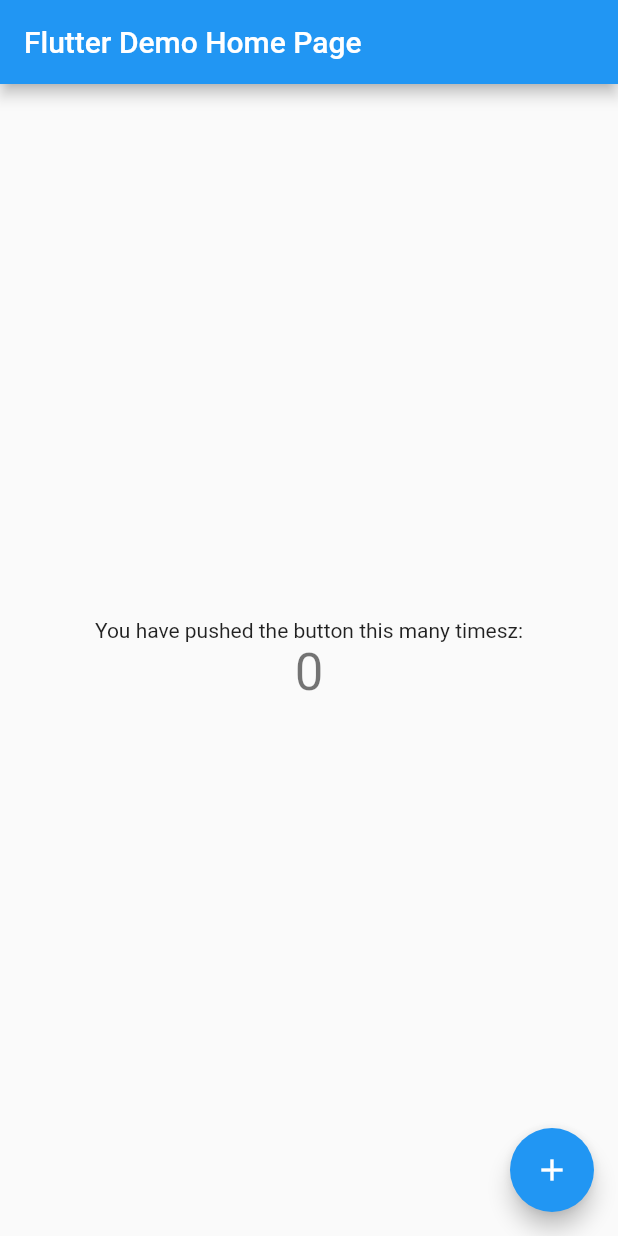
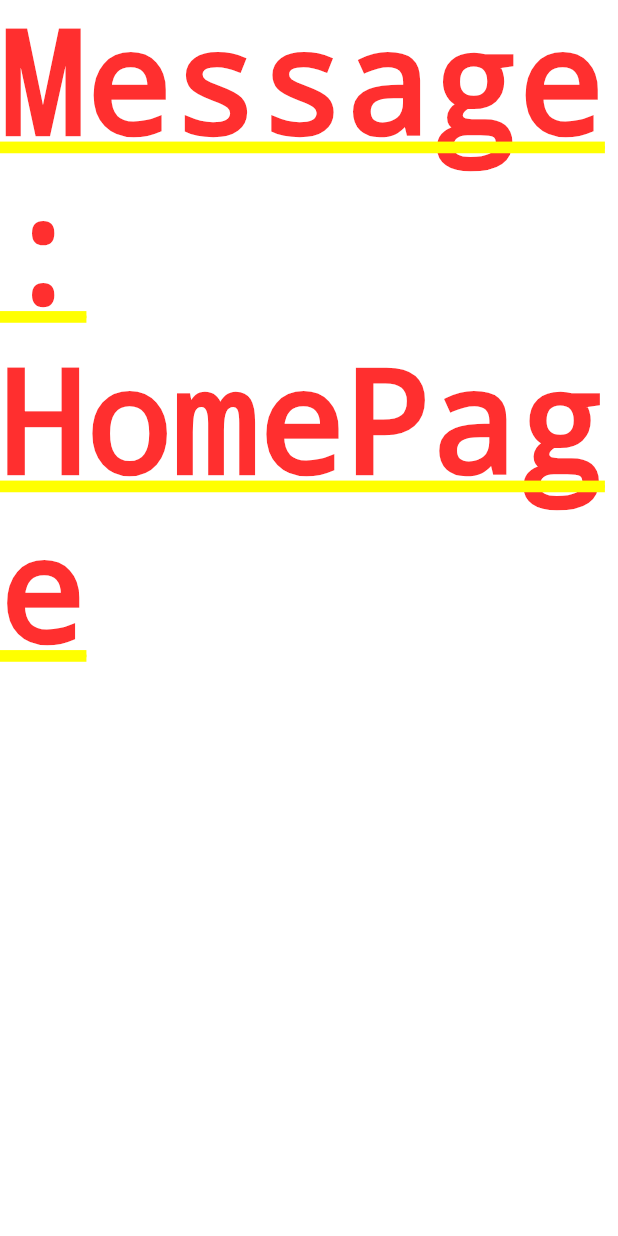
Before and after one commit to yaosatoshi/flutter_samples, a Flutter app: the screen it shows after launch, on a phone screen of 412 x 824 dp. Run offline on Flutter 3.47's test engine with Material 2 defaults, Android fonts, the phone set to English and light mode, and no system bars.

Commit message:
3-3-2 stateful widget of widget

```diff
--- a/lib/main.dart
+++ b/lib/main.dart
@@ -1,79 +1,41 @@
 import 'package:flutter/material.dart';
 
-void main() {
-  runApp(MyApp());
-}
+void main() => runApp(const MyApp());
 
 class MyApp extends StatelessWidget {
+  const MyApp({Key key}) : super(key: key);
+
   @override
   Widget build(BuildContext context) {
-    return MaterialApp(
-      title: 'Flutter Demo',
-      theme: ThemeData(
-        primarySwatch: Colors.blue,
-        visualDensity: VisualDensity.adaptivePlatformDensity,
-      ),
-      home: MyHomePage(title: 'Flutter Demo Home Page'),
+    return const MaterialApp(
+      home: _HomePage(),
     );
   }
 }
 
-class MyHomePage extends StatefulWidget {
-  MyHomePage({Key key, this.title}) : super(key: key);
-  final String title;
+class _HomePage extends StatelessWidget {
+  const _HomePage({Key key}) : super(key: key);
+
+  final String message = "HomePage";
 
   @override
-  _MyHomePageState createState() => _MyHomePageState();
+  Widget build(BuildContext context) {
+    return _Message();
+  }
 
-  static _MyHomePageState of(BuildContext context, { bool nullOk = false }) {
-    final _MyHomePageState result = context.findAncestorStateOfType<_MyHomePageState>();
-    if (nullOk || result != null)
-      return result;
+  static _HomePage of(BuildContext context) {
+    return context.findAncestorWidgetOfExactType<_HomePage>();
   }
 }
 
-class _MyHomePageState extends State<MyHomePage> {
-  int _counter = 0;
-
-  void _incrementCounter() {
-    setState(() {
-      _counter++;
-    });
-  }
+class _Message extends StatelessWidget {
+  const _Message({Key key}) : super(key: key);
 
   @override
   Widget build(BuildContext context) {
-    return Scaffold(
-      appBar: AppBar(
-        title: Text(widget.title),
-      ),
-      body: Center(
-        child: Column(
-          mainAxisAlignment: MainAxisAlignment.center,
-          children: <Widget>[
-            Text(
-              'You have pushed the button this many timesz:',
-            ),
-            Text(
-              '$_counter',
-              style: Theme.of(context).textTheme.headline4,
-            ),
-          ],
-        ),
-      ),
-      floatingActionButton: new MyFloatingActionButton()
+    return Text(
+      'Message: ${_HomePage.of(context).message}',
+      style: const TextStyle(fontSize: 96),
     );
   }
 }
-
-class MyFloatingActionButton extends StatelessWidget {
-  @override
-  Widget build(BuildContext context) {
-    return FloatingActionButton(
-      onPressed: MyHomePage.of(context)._incrementCounter,
-      tooltip: 'Increment',
-      child: Icon(Icons.add),
-
-    );
-  }
-}
```
